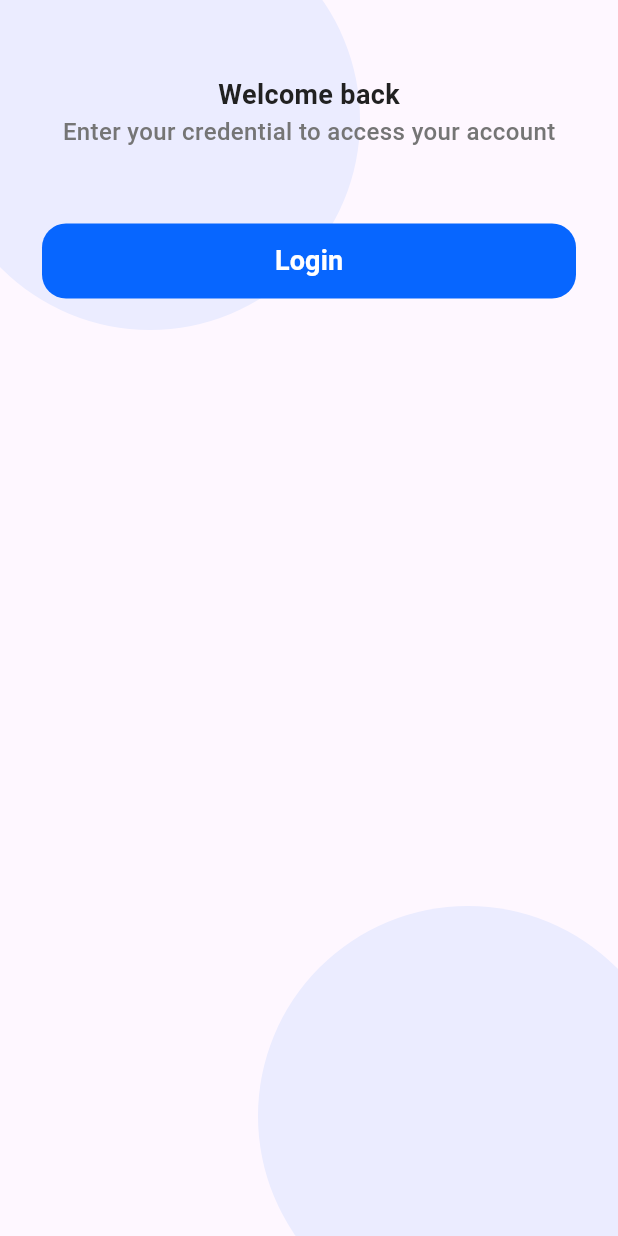
After one commit to torjoyy/exist, a Flutter app: the screen it shows after launch, after a tap on "Get started", on a phone screen of 412 x 824 dp. The commit adds this screen. Run offline on Flutter 3.47's test engine with Material 3 defaults, Android fonts, the phone set to English and light mode, and no system bars; our stand-ins replace lottie.

Commit message:
login in main branch

```diff
--- /dev/null
+++ b/lib/common/widgets/bg_blob.dart
@@ -0,0 +1,33 @@
+import 'package:flutter/material.dart';
+
+class BgBlob extends StatelessWidget {
+
+  final Color color;
+  const BgBlob({required this.color});
+
+  @override
+  Widget build(BuildContext context) {
+    return Stack(
+      children: [
+        Positioned(
+          top: -60,
+          left: -40,
+          child: blob(280, color.withOpacity(0.08))),
+
+        Positioned(
+          bottom: -60,
+          right: -40,
+          child: blob(280, color.withOpacity(0.08)))
+      ],
+    );
+  }
+
+
+  Widget blob(double size, Color color)=> Container(
+    width: size,
+    height: size,
+    decoration: BoxDecoration(
+      shape: BoxShape.circle, color: color
+    ),
+  );
+}
--- /dev/null
+++ b/lib/common/widgets/loginbtn.dart
@@ -0,0 +1,34 @@
+import 'package:exist/core/theme/app_colors.dart';
+import 'package:exist/core/theme/app_spacing.dart';
+import 'package:exist/core/theme/app_text_styles.dart';
+import 'package:flutter/material.dart';
+
+
+class Loginbtn extends StatelessWidget {
+
+  final Color btnColor, btntextColor;
+  const Loginbtn({required this.btnColor, required this.btntextColor});
+
+  @override
+  Widget build(BuildContext context) {
+    return SizedBox(
+      height: AppSpacing.xll,
+      width: double.infinity,
+      child: ElevatedButton(
+        style: ElevatedButton.styleFrom(
+          backgroundColor: btnColor,
+          elevation: 0,
+
+          shape: RoundedRectangleBorder(
+            borderRadius: BorderRadiusGeometry.circular(16)
+          )
+        ),
+        onPressed: (){},
+        child: Text(
+        'Login',
+        style: AppTextStyles.button.copyWith(color: btntextColor),
+
+      )),
+    );
+  }
+}
--- /dev/null
+++ b/lib/common/widgets/loginheader.dart
@@ -0,0 +1,28 @@
+import 'package:exist/core/theme/app_spacing.dart';
+import 'package:exist/core/theme/app_text_styles.dart';
+import 'package:flutter/material.dart';
+
+class Loginheader extends StatelessWidget {
+
+  final Color primary, secondary;
+  const Loginheader({required this.primary, required this.secondary});
+
+  @override
+  Widget build(BuildContext context) {
+    return Column(
+
+      children: [
+        SizedBox(height: AppSpacing.xll,),
+        Text(
+          'Welcome back',
+          style: AppTextStyles.primary,
+        ),
+
+        Text(
+          'Enter your credential to access your account',
+          style: AppTextStyles.secondary,
+        )
+      ],
+    );
+  }
+}
--- a/lib/core/theme/app_colors.dart
+++ b/lib/core/theme/app_colors.dart
@@ -3,10 +3,11 @@ import 'package:flutter/material.dart';
 class AppColors {
   AppColors._();
 
-  static const Color primary = Color(0xFFFFC107);
+  static const Color primary = Color.fromARGB(255, 7, 102, 255);
   static const Color textPrimary = Color(0xFF212121);
   static const Color textSecondary = Color(0xFF757575);
   static const Color background = Colors.white;
+  static const Color borderColor = Color(0xffe2e8f0);
 
 
 
--- a/lib/core/theme/app_text_styles.dart
+++ b/lib/core/theme/app_text_styles.dart
@@ -9,6 +9,13 @@ class AppTextStyles {
     fontWeight: .bold,
     color: AppColors.textPrimary,
   );
+
+  static const TextStyle primary = TextStyle(
+    fontSize: 18,
+    fontWeight: .bold,
+    color: AppColors.textPrimary,
+  );
+
 
   static const TextStyle body = TextStyle(
     fontSize: 16,
--- /dev/null
+++ b/lib/features/screens/auth/login.dart
@@ -0,0 +1,42 @@
+import 'package:exist/common/widgets/bg_blob.dart';
+import 'package:exist/common/widgets/loginbtn.dart';
+import 'package:exist/common/widgets/loginheader.dart';
+import 'package:exist/core/theme/app_colors.dart';
+import 'package:exist/core/theme/app_spacing.dart';
+import 'package:exist/core/theme/app_text_styles.dart';
+import 'package:flutter/material.dart';
+
+class Login extends StatelessWidget {
+  const Login({super.key});
+
+  @override
+  Widget build(BuildContext context) {
+    return Scaffold(
+
+      body: Stack(
+        children: [
+          BgBlob(color: AppColors.primary),
+
+          SafeArea(child: Column(
+            children: [
+              Expanded(child: SingleChildScrollView(
+                physics: BouncingScrollPhysics(),
+                padding: EdgeInsets.symmetric(horizontal: 28),
+
+                child: Column(
+
+                  children: [
+                    Loginheader(primary: AppColors.textPrimary, secondary: AppColors.background),
+
+                    SizedBox(height: AppSpacing.xll,),
+                    Loginbtn(btnColor: AppColors.primary, btntextColor: AppColors.background)
+                  ],
+                ),
+              ))
+            ],
+          ))
+        ],
+      ),
+    );
+  }
+}
--- a/lib/features/screens/onboarding.dart
+++ b/lib/features/screens/onboarding.dart
@@ -1,6 +1,7 @@
 import 'package:exist/core/theme/app_colors.dart';
 import 'package:exist/core/theme/app_spacing.dart';
 import 'package:exist/core/theme/app_text_styles.dart';
+import 'package:exist/features/screens/auth/login.dart';
 import 'package:exist/features/screens/homepage.dart';
 import 'package:flutter/material.dart';
 import 'package:lottie/lottie.dart';
@@ -44,7 +45,7 @@ class Onboarding extends StatelessWidget {
                     padding: EdgeInsets.symmetric(vertical: AppSpacing.md),
                   ),
                   onPressed: () {
-                    Navigator.push(context, MaterialPageRoute(builder: (context)=> HomePage()));
+                    Navigator.push(context, MaterialPageRoute(builder: (context)=> Login()));
                   },
                   child: Text('Get started', style: AppTextStyles.button),
                 ),
```
